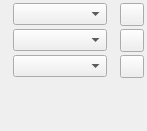
This is scribus/ui/propertywidget_textcolorbase.ui in nitramr/scribus as Qt 5 draws it before an edit. The edited form follows.
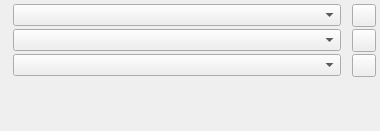
This is the edited form. Icons and pictures are not drawn. Custom widgets are drawn as their Qt base class.

What changed in the file:
```diff
--- a/scribus/ui/propertywidget_textcolorbase.ui
+++ b/scribus/ui/propertywidget_textcolorbase.ui
@@ -6,33 +6,45 @@
    <rect>
     <x>0</x>
     <y>0</y>
-    <width>147</width>
+    <width>380</width>
     <height>131</height>
    </rect>
   </property>
+  <property name="sizePolicy">
+   <sizepolicy hsizetype="MinimumExpanding" vsizetype="MinimumExpanding">
+    <horstretch>0</horstretch>
+    <verstretch>0</verstretch>
+   </sizepolicy>
+  </property>
+  <property name="maximumSize">
+   <size>
+    <width>380</width>
+    <height>16777215</height>
+   </size>
+  </property>
   <property name="windowTitle">
    <string notr="true">Frame</string>
   </property>
   <layout class="QVBoxLayout" name="verticalLayout">
    <property name="spacing">
-    <number>3</number>
+    <number>2</number>
    </property>
    <property name="leftMargin">
-    <number>3</number>
+    <number>4</number>
    </property>
    <property name="topMargin">
-    <number>3</number>
+    <number>4</number>
    </property>
    <property name="rightMargin">
-    <number>3</number>
+    <number>4</number>
    </property>
    <property name="bottomMargin">
-    <number>3</number>
+    <number>4</number>
    </property>
    <item>
     <layout class="QHBoxLayout" name="fillLayout">
      <property name="spacing">
-      <number>3</number>
+      <number>2</number>
      </property>
      <item>
       <widget class="QLabel" name="fillIcon">
@@ -82,7 +94,7 @@
    <item>
     <layout class="QHBoxLayout" name="strokeLayout">
      <property name="spacing">
-      <number>3</number>
+      <number>2</number>
      </property>
      <property name="leftMargin">
       <number>0</number>
@@ -144,7 +156,7 @@
    <item>
     <layout class="QHBoxLayout" name="backLayout">
      <property name="spacing">
-      <number>3</number>
+      <number>2</number>
      </property>
      <item>
       <widget class="QLabel" name="backIcon">
@@ -194,7 +206,7 @@
    <item>
     <layout class="QHBoxLayout" name="effectsLayout">
      <property name="spacing">
-      <number>3</number>
+      <number>2</number>
      </property>
      <item>
       <spacer name="horizontalSpacer_3">
```
